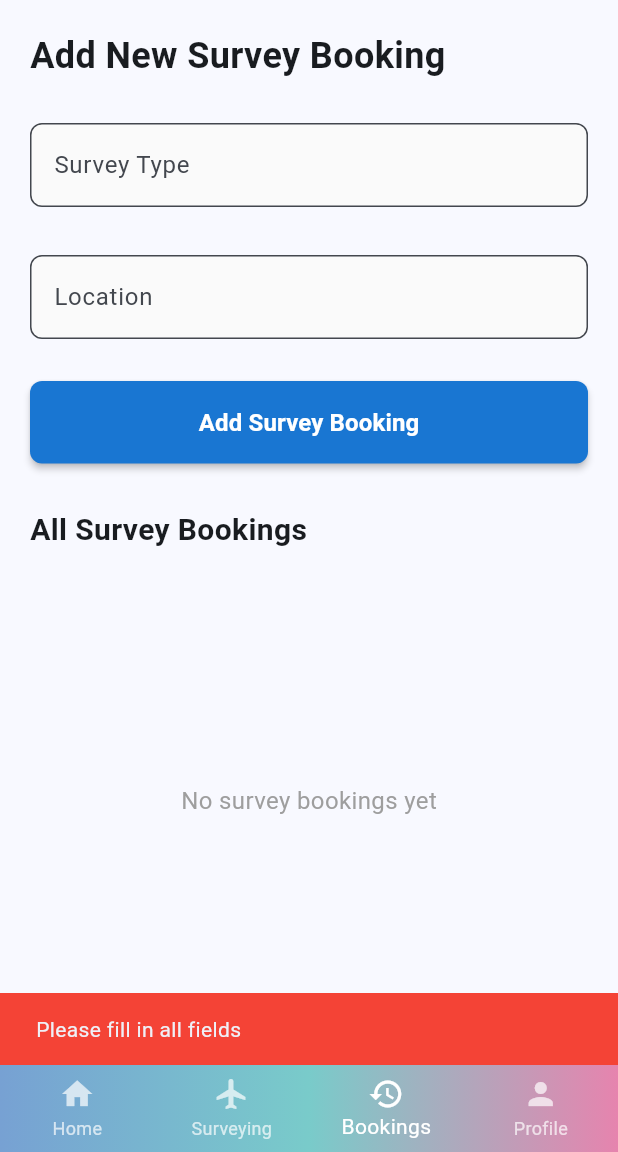
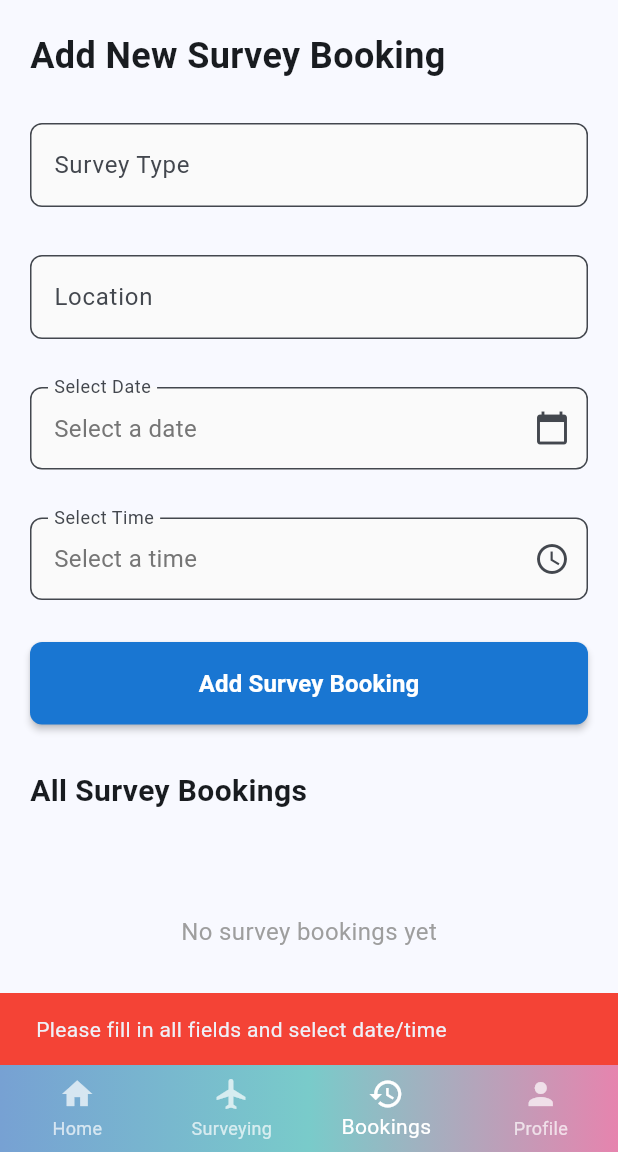
Before and after one commit to exile213/Activity3-4-PROFE8-Diaz, a Flutter app: the screen it shows after launch, item 3 of the bottom bar chosen, after a tap on "Add Survey Booking", on a phone screen of 412 x 824 dp, the part 84-1236 px from its top. Run offline on Flutter 3.47's test engine with Material 3 defaults, Android fonts, the light colour scheme and no system bars.

Commit message:
Enhance booking flow with date and time selection
Added date and time pickers to the booking history page, requiring users to select both before adding a booking. Updated the booking list to display selected date and time. Modified navigation from ServicesTab to open BookingHistoryPage instead of ReservationPage. Improved reservation page feedback and button labeling for clarity.

```diff
--- a/lib/main.dart
+++ b/lib/main.dart
@@ -153,7 +153,7 @@ class ServicesTab extends StatelessWidget {
                 Navigator.push(
                   context,
                   MaterialPageRoute(
-                    builder: (context) => const ReservationPage(),
+                    builder: (context) => const BookingHistoryPage(),
                   ),
                 );
               },
--- a/lib/views/booking_history_page.dart
+++ b/lib/views/booking_history_page.dart
@@ -1,5 +1,7 @@
 import 'package:flutter/material.dart';
 import '../widgets/custom_form_field.dart';
+import '../widgets/custom_date_picker.dart';
+import '../widgets/custom_time_picker.dart';
 import '../widgets/custom_button.dart';
 
 class BookingHistoryPage extends StatefulWidget {
@@ -13,6 +15,8 @@ class _BookingHistoryPageState extends State<BookingHistoryPage> {
   final TextEditingController _serviceTypeController = TextEditingController();
   final TextEditingController _locationController = TextEditingController();
   final List<Map<String, String>> _bookings = [];
+  DateTime? _selectedDate;
+  TimeOfDay? _selectedTime;
 
   @override
   void dispose() {
@@ -23,10 +27,12 @@ class _BookingHistoryPageState extends State<BookingHistoryPage> {
 
   void _addBooking() {
     if (_serviceTypeController.text.isEmpty ||
-        _locationController.text.isEmpty) {
+        _locationController.text.isEmpty ||
+        _selectedDate == null ||
+        _selectedTime == null) {
       ScaffoldMessenger.of(context).showSnackBar(
         const SnackBar(
-          content: Text('Please fill in all fields'),
+          content: Text('Please fill in all fields and select date/time'),
           backgroundColor: Colors.red,
         ),
       );
@@ -37,12 +43,19 @@ class _BookingHistoryPageState extends State<BookingHistoryPage> {
       _bookings.add({
         'serviceType': _serviceTypeController.text,
         'location': _locationController.text,
+        'date':
+            '${_selectedDate!.day}/${_selectedDate!.month}/${_selectedDate!.year}',
+        'time': _selectedTime!.format(context),
         'timestamp': DateTime.now().toString(),
       });
     });
 
     _serviceTypeController.clear();
     _locationController.clear();
+    setState(() {
+      _selectedDate = null;
+      _selectedTime = null;
+    });
 
     ScaffoldMessenger.of(context).showSnackBar(
       const SnackBar(
@@ -91,6 +104,26 @@ class _BookingHistoryPageState extends State<BookingHistoryPage> {
               hint: 'e.g., Manila, Cebu, Project Site Address',
               controller: _locationController,
             ),
+            const SizedBox(height: 16),
+            CustomDatePicker(
+              label: 'Select Date',
+              selectedDate: _selectedDate,
+              onDateSelected: (date) {
+                setState(() {
+                  _selectedDate = date;
+                });
+              },
+            ),
+            const SizedBox(height: 16),
+            CustomTimePicker(
+              label: 'Select Time',
+              selectedTime: _selectedTime,
+              onTimeSelected: (time) {
+                setState(() {
+                  _selectedTime = time;
+                });
+              },
+            ),
             const SizedBox(height: 20),
             CustomButton(text: 'Add Survey Booking', onPressed: _addBooking),
             const SizedBox(height: 30),
@@ -122,7 +155,17 @@ class _BookingHistoryPageState extends State<BookingHistoryPage> {
                               ),
                             ),
                             title: Text(booking['serviceType']!),
-                            subtitle: Text('📍 ${booking['location']!}'),
+                            subtitle: Column(
+                              crossAxisAlignment: CrossAxisAlignment.start,
+                              children: [
+                                Text('📍 ${booking['location']!}'),
+                                if (booking['date'] != null &&
+                                    booking['time'] != null)
+                                  Text(
+                                    '📅 ${booking['date']} at ${booking['time']}',
+                                  ),
+                              ],
+                            ),
                             trailing: const Icon(Icons.flight),
                           ),
                         );
--- a/lib/views/reservation_page.dart
+++ b/lib/views/reservation_page.dart
@@ -2,6 +2,7 @@ import 'package:flutter/material.dart';
 import '../widgets/custom_date_picker.dart';
 import '../widgets/custom_time_picker.dart';
 import '../widgets/custom_button.dart';
+import 'booking_history_page.dart';
 
 class ReservationPage extends StatefulWidget {
   const ReservationPage({Key? key}) : super(key: key);
@@ -27,8 +28,11 @@ class _ReservationPageState extends State<ReservationPage> {
 
     ScaffoldMessenger.of(context).showSnackBar(
       const SnackBar(
-        content: Text('Reservation submitted successfully!'),
+        content: Text(
+          'Date and time confirmed! Go to Bookings to complete your survey booking.',
+        ),
         backgroundColor: Colors.green,
+        duration: Duration(seconds: 3),
       ),
     );
   }
@@ -80,7 +84,7 @@ class _ReservationPageState extends State<ReservationPage> {
               },
             ),
             const SizedBox(height: 40),
-            CustomButton(text: 'Submit Reservation', onPressed: _handleSubmit),
+            CustomButton(text: 'Confirm Date & Time', onPressed: _handleSubmit),
           ],
         ),
       ),
```
